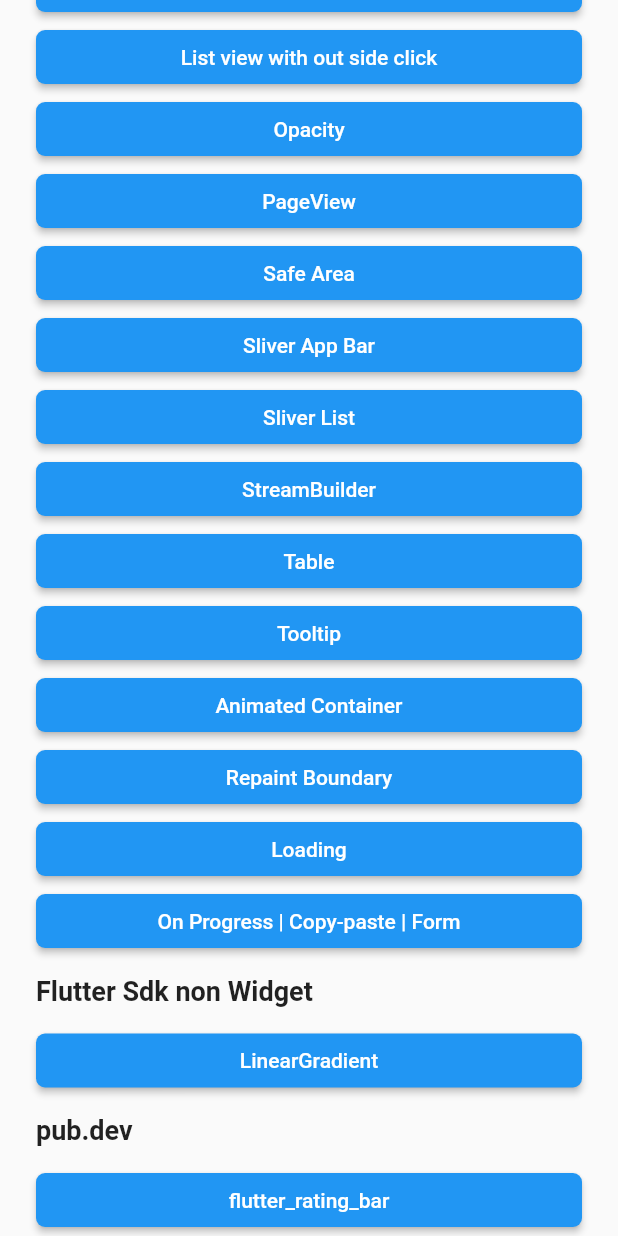
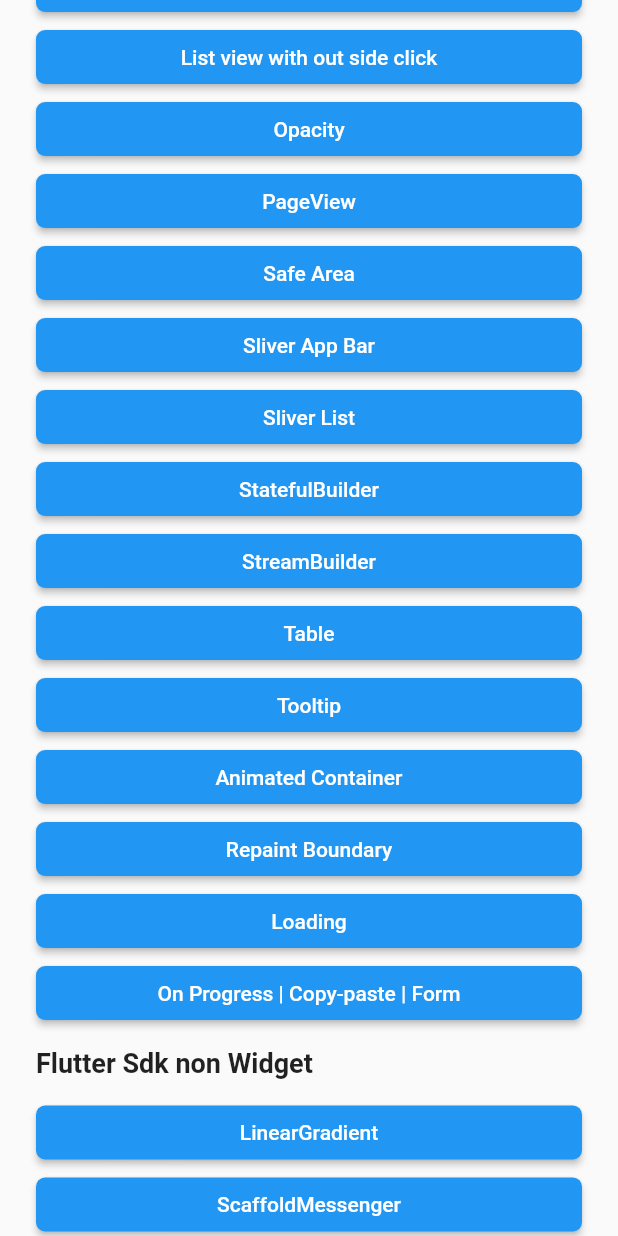
Before and after one commit to IkhwanSI13/Explore_Widget, a Flutter app: the screen it shows after launch, scrolled down 931 dp, on a phone screen of 412 x 824 dp. Run offline on Flutter 3.47's test engine with Material 2 defaults, Android fonts, the phone set to English and light mode, and no system bars; our stand-ins replace device_preview, flutter_rating_bar.

Commit message:
[add] ScaffoldMessenger [add] StatefulBuilder [add] RepaintBoundary

```diff
--- /dev/null
+++ b/lib/key.dart
@@ -0,0 +1,4 @@
+import 'package:flutter/material.dart';
+
+///
+final scaffoldKey = GlobalKey<ScaffoldMessengerState>();
--- a/lib/main.dart
+++ b/lib/main.dart
@@ -1,6 +1,8 @@
 import 'package:device_preview/device_preview.dart';
+import 'package:explore_widget/key.dart';
 import 'package:explore_widget/mainActivity.dart';
 import 'package:explore_widget/nonWidget/linearGradient/LinearGradientActivity.dart';
+import 'package:explore_widget/nonWidget/scaffoldMessenger/ScaffoldMessengerActivity.dart';
 import 'package:explore_widget/page_route.dart';
 import 'package:explore_widget/pubDev/flutter_rating_bar/flutterRatingBarActivity.dart';
 import 'package:explore_widget/widget/animatedContainer/AnimatedActivity.dart';
@@ -34,6 +36,7 @@ import 'package:explore_widget/widget/safeArea/SafeAreaActivity.dart';
 import 'package:explore_widget/widget/sliverAppBar/SliverAppBarActivity.dart';
 import 'package:explore_widget/widget/sliverList/SliverListActivity.dart';
 import 'package:explore_widget/widget/stack/StackActivity.dart';
+import 'package:explore_widget/widget/statefulBuilder/StatefulBuilderActivity.dart';
 import 'package:explore_widget/widget/streamBuilder/StreamBuilderActivity.dart';
 import 'package:explore_widget/widget/table/TableActivity.dart';
 import 'package:explore_widget/widget/tooltip/TooltipActivity.dart';
@@ -54,6 +57,7 @@ class MyApp extends StatelessWidget {
   @override
   Widget build(BuildContext context) {
     return MaterialApp(
+      scaffoldMessengerKey: scaffoldKey,
       title: 'Widget',
       onGenerateRoute: _getRoute,
     );
@@ -137,10 +141,14 @@ class MyApp extends StatelessWidget {
         return CustomPageRoute(page: FabBottomNavActivity());
       case linkTable:
         return CustomPageRoute(page: TableActivity());
+      case linkScaffoldMessenger:
+        return CustomPageRoute(page: ScaffoldMessengerActivity());
       case linkSliverAppBar:
         return CustomPageRoute(page: SliverAppBarActivity());
       case linkSliverList:
         return CustomPageRoute(page: SliverListActivity());
+      case linkStatefulBuilder:
+        return CustomPageRoute(page: StatefulBuilderActivity());
       case linkFadeInImage:
         return CustomPageRoute(page: FadeInImageActivity());
       case linkStreamBuilder:
--- a/lib/mainActivity.dart
+++ b/lib/mainActivity.dart
@@ -96,6 +96,9 @@ class MainActivity extends StatelessWidget {
         MyButton("Sliver List", () {
           Navigator.of(context).pushNamed(linkSliverList);
         }),
+        MyButton("StatefulBuilder", () {
+          Navigator.of(context).pushNamed(linkStatefulBuilder);
+        }),
         MyButton("StreamBuilder", () {
           Navigator.of(context).pushNamed(linkStreamBuilder);
         }),
@@ -127,6 +130,9 @@ class MainActivity extends StatelessWidget {
         MyButton("LinearGradient", () {
           Navigator.of(context).pushNamed(linkLinearGradient);
         }),
+        MyButton("ScaffoldMessenger", () {
+          Navigator.of(context).pushNamed(linkScaffoldMessenger);
+        }),
       ];
 
   List<Widget> _getPubDevWidget(BuildContext context) => [
--- a/lib/page_route.dart
+++ b/lib/page_route.dart
@@ -32,9 +32,11 @@ const linkPageViewHorizontal = "/PageViewHorizontal";
 const linkRepaintBoundary = "/RepaintBoundary";
 const linkRow = "/Row";
 const linkSafeArea = "/SafeArea";
+const linkScaffoldMessenger = "/ScaffoldMessenger";
 const linkSliverAppBar = "/SliverAppBar";
 const linkSliverList = "/SliverList";
 const linkStack = "/Stack";
+const linkStatefulBuilder = "/StatefulBuilder";
 const linkStreamBuilder = "/StreamBuilder";
 const linkTable = "/Table";
 const linkTooltip = "/Tooltip";
```
Also changed, not shown: lib/nonWidget/scaffoldMessenger/ScaffoldMessengerActivity.dart (added, +59 -0 lines), lib/widget/statefulBuilder/StatefulBuilderActivity.dart (added, +65 -0 lines), 1 other file.
